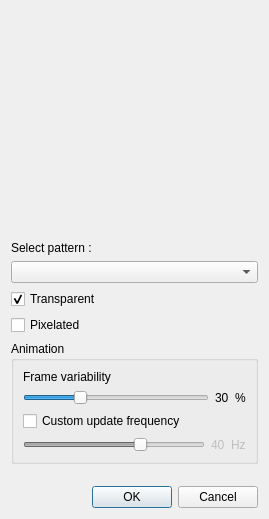
Before: the Qt Designer form src/AlgorithmSelectionDialog.ui in markus-wa/glmixer-mirror, drawn with Qt 5.
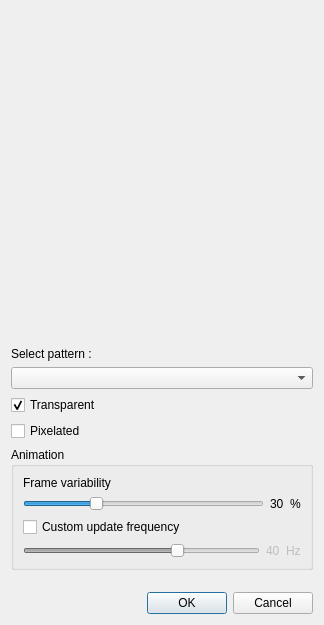
After: the same form once the commit is applied. Icons and pictures are not drawn. Custom widgets are drawn as their Qt base class.

Commit message: BugFix; initialization of noise for Algo Source.

Diff of the .ui file:
```diff
--- a/src/AlgorithmSelectionDialog.ui
+++ b/src/AlgorithmSelectionDialog.ui
@@ -6,8 +6,8 @@
    <rect>
     <x>0</x>
     <y>0</y>
-    <width>269</width>
-    <height>519</height>
+    <width>324</width>
+    <height>625</height>
    </rect>
   </property>
   <property name="sizePolicy">
```
The commit also changes 2 other files.
